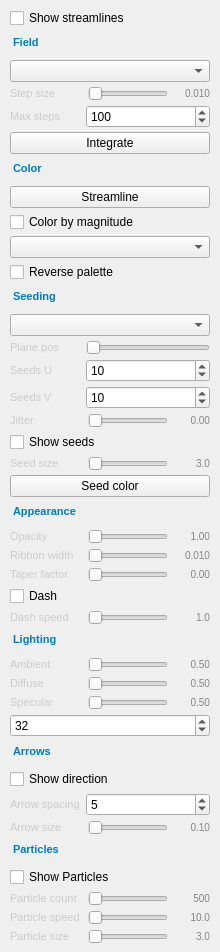
This is src/ui/streamlines_page.ui in thermeng/SciRender as Qt 5 draws it before an edit. The edited form follows.
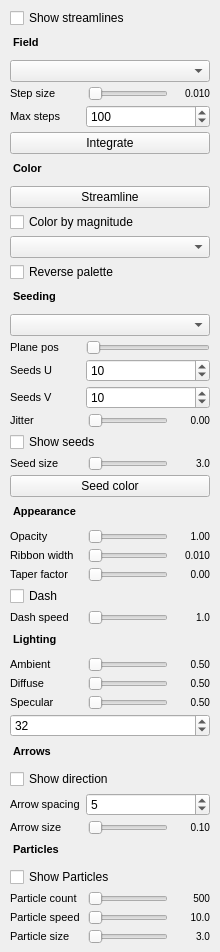
This is the edited form.

Commit message: Strip hardcoded dark-theme colors from .ui files for light/dark palette support

Patch:
```diff
--- a/src/ui/streamlines_page.ui
+++ b/src/ui/streamlines_page.ui
@@ -39,7 +39,7 @@
       <string>Field</string>
      </property>
      <property name="styleSheet">
-      <string notr="true">font-size: 11px; font-weight: bold; color: #007acc; padding: 4px 0 6px 0; border-bottom: 1px solid #3c3c3c;</string>
+      <string notr="true">font-size: 11px; font-weight: bold;  padding: 4px 0 6px 0; border-bottom: 1px solid #3c3c3c;</string>
      </property>
     </widget>
    </item>
@@ -59,7 +59,7 @@
         <property name="text"><string>Step size</string></property>
         <property name="minimumSize"><size><width>72</width><height>0</height></size></property>
         <property name="maximumSize"><size><width>72</width><height>16777215</height></size></property>
-        <property name="styleSheet"><string notr="true">font-size: 11px; color: #cccccc;</string></property>
+        <property name="styleSheet"><string notr="true">font-size: 11px; </string></property>
         <property name="alignment"><set>Qt::AlignLeft|Qt::AlignVCenter</set></property>
        </widget>
       </item>
@@ -73,7 +73,7 @@
         <property name="text"><string>0.010</string></property>
         <property name="minimumSize"><size><width>36</width><height>0</height></size></property>
         <property name="maximumSize"><size><width>36</width><height>16777215</height></size></property>
-        <property name="styleSheet"><string notr="true">font-size: 10px; color: #858585;</string></property>
+        <property name="styleSheet"><string notr="true">font-size: 10px; </string></property>
         <property name="alignment"><set>Qt::AlignRight|Qt::AlignVCenter</set></property>
        </widget>
       </item>
@@ -100,7 +100,7 @@
         </size>
        </property>
        <property name="styleSheet">
-        <string notr="true">font-size: 11px; color: #cccccc;</string>
+        <string notr="true">font-size: 11px; </string>
        </property>
        <property name="alignment">
         <set>Qt::AlignLeft|Qt::AlignVCenter</set>
@@ -138,7 +138,7 @@
       <string>Color</string>
      </property>
      <property name="styleSheet">
-      <string notr="true">font-size: 11px; font-weight: bold; color: #007acc; padding: 4px 0 6px 0; border-bottom: 1px solid #3c3c3c;</string>
+      <string notr="true">font-size: 11px; font-weight: bold;  padding: 4px 0 6px 0; border-bottom: 1px solid #3c3c3c;</string>
      </property>
     </widget>
    </item>
@@ -175,7 +175,7 @@
       <string>Seeding</string>
      </property>
      <property name="styleSheet">
-      <string notr="true">font-size: 11px; font-weight: bold; color: #007acc; padding: 4px 0 6px 0; border-bottom: 1px solid #3c3c3c;</string>
+      <string notr="true">font-size: 11px; font-weight: bold;  padding: 4px 0 6px 0; border-bottom: 1px solid #3c3c3c;</string>
      </property>
     </widget>
    </item>
@@ -202,7 +202,7 @@
         </size>
        </property>
        <property name="styleSheet">
-        <string notr="true">font-size: 11px; color: #cccccc;</string>
+        <string notr="true">font-size: 11px; </string>
        </property>
        <property name="alignment">
         <set>Qt::AlignLeft|Qt::AlignVCenter</set>
@@ -247,7 +247,7 @@
         </size>
        </property>
        <property name="styleSheet">
-        <string notr="true">font-size: 11px; color: #cccccc;</string>
+        <string notr="true">font-size: 11px; </string>
        </property>
        <property name="alignment">
         <set>Qt::AlignLeft|Qt::AlignVCenter</set>
@@ -289,7 +289,7 @@
         </size>
        </property>
        <property name="styleSheet">
-        <string notr="true">font-size: 11px; color: #cccccc;</string>
+        <string notr="true">font-size: 11px; </string>
        </property>
        <property name="alignment">
         <set>Qt::AlignLeft|Qt::AlignVCenter</set>
@@ -324,7 +324,7 @@
         <property name="text"><string>Jitter</string></property>
         <property name="minimumSize"><size><width>72</width><height>0</height></size></property>
         <property name="maximumSize"><size><width>72</width><height>16777215</height></size></property>
-        <property name="styleSheet"><string notr="true">font-size: 11px; color: #cccccc;</string></property>
+        <property name="styleSheet"><string notr="true">font-size: 11px; </string></property>
         <property name="alignment"><set>Qt::AlignLeft|Qt::AlignVCenter</set></property>
        </widget>
       </item>
@@ -338,7 +338,7 @@
         <property name="text"><string>0.00</string></property>
         <property name="minimumSize"><size><width>36</width><height>0</height></size></property>
         <property name="maximumSize"><size><width>36</width><height>16777215</height></size></property>
-        <property name="styleSheet"><string notr="true">font-size: 10px; color: #858585;</string></property>
+        <property name="styleSheet"><string notr="true">font-size: 10px; </string></property>
         <property name="alignment"><set>Qt::AlignRight|Qt::AlignVCenter</set></property>
        </widget>
       </item>
@@ -365,7 +365,7 @@
         <property name="text"><string>Seed size</string></property>
         <property name="minimumSize"><size><width>72</width><height>0</height></size></property>
         <property name="maximumSize"><size><width>72</width><height>16777215</height></size></property>
-        <property name="styleSheet"><string notr="true">font-size: 11px; color: #cccccc;</string></property>
+        <property name="styleSheet"><string notr="true">font-size: 11px; </string></property>
         <property name="alignment"><set>Qt::AlignLeft|Qt::AlignVCenter</set></property>
        </widget>
       </item>
@@ -379,7 +379,7 @@
         <property name="text"><string>3.0</string></property>
         <property name="minimumSize"><size><width>36</width><height>0</height></size></property>
         <property name="maximumSize"><size><width>36</width><height>16777215</height></size></property>
-        <property name="styleSheet"><string notr="true">font-size: 10px; color: #858585;</string></property>
+        <property name="styleSheet"><string notr="true">font-size: 10px; </string></property>
         <property name="alignment"><set>Qt::AlignRight|Qt::AlignVCenter</set></property>
        </widget>
       </item>
@@ -402,7 +402,7 @@
       <string>Appearance</string>
      </property>
      <property name="styleSheet">
-      <string notr="true">font-size: 11px; font-weight: bold; color: #007acc; padding: 4px 0 6px 0; border-bottom: 1px solid #3c3c3c;</string>
+      <string notr="true">font-size: 11px; font-weight: bold;  padding: 4px 0 6px 0; border-bottom: 1px solid #3c3c3c;</string>
      </property>
     </widget>
    </item>
@@ -419,7 +419,7 @@
         <property name="text"><string>Opacity</string></property>
         <property name="minimumSize"><size><width>72</width><height>0</height></size></property>
         <property name="maximumSize"><size><width>72</width><height>16777215</height></size></property>
-        <property name="styleSheet"><string notr="true">font-size: 11px; color: #cccccc;</string></property>
+        <property name="styleSheet"><string notr="true">font-size: 11px; </string></property>
         <property name="alignment"><set>Qt::AlignLeft|Qt::AlignVCenter</set></property>
        </widget>
       </item>
@@ -433,7 +433,7 @@
         <property name="text"><string>1.00</string></property>
         <property name="minimumSize"><size><width>36</width><height>0</height></size></property>
         <property name="maximumSize"><size><width>36</width><height>16777215</height></size></property>
-        <property name="styleSheet"><string notr="true">font-size: 10px; color: #858585;</string></property>
+        <property name="styleSheet"><string notr="true">font-size: 10px; </string></property>
         <property name="alignment"><set>Qt::AlignRight|Qt::AlignVCenter</set></property>
        </widget>
       </item>
@@ -453,7 +453,7 @@
         <property name="text"><string>Ribbon width</string></property>
         <property name="minimumSize"><size><width>72</width><height>0</height></size></property>
         <property name="maximumSize"><size><width>72</width><height>16777215</height></size></property>
-        <property name="styleSheet"><string notr="true">font-size: 11px; color: #cccccc;</string></property>
+        <property name="styleSheet"><string notr="true">font-size: 11px; </string></property>
         <property name="alignment"><set>Qt::AlignLeft|Qt::AlignVCenter</set></property>
        </widget>
       </item>
@@ -467,7 +467,7 @@
         <property name="text"><string>0.010</string></property>
         <property name="minimumSize"><size><width>36</width><height>0</height></size></property>
         <property name="maximumSize"><size><width>36</width><height>16777215</height></size></property>
-        <property name="styleSheet"><string notr="true">font-size: 10px; color: #858585;</string></property>
+        <property name="styleSheet"><string notr="true">font-size: 10px; </string></property>
         <property name="alignment"><set>Qt::AlignRight|Qt::AlignVCenter</set></property>
        </widget>
       </item>
@@ -487,7 +487,7 @@
         <property name="text"><string>Taper factor</string></property>
         <property name="minimumSize"><size><width>72</width><height>0</height></size></property>
         <property name="maximumSize"><size><width>72</width><height>16777215</height></size></property>
-        <property name="styleSheet"><string notr="true">font-size: 11px; color: #cccccc;</string></property>
+        <property name="styleSheet"><string notr="true">font-size: 11px; </string></property>
         <property name="alignment"><set>Qt::AlignLeft|Qt::AlignVCenter</set></property>
        </widget>
       </item>
@@ -501,7 +501,7 @@
         <property name="text"><string>0.00</string></property>
         <property name="minimumSize"><size><width>36</width><height>0</height></size></property>
         <property name="maximumSize"><size><width>36</width><height>16777215</height></size></property>
-        <property name="styleSheet"><string notr="true">font-size: 10px; color: #858585;</string></property>
+        <property name="styleSheet"><string notr="true">font-size: 10px; </string></property>
         <property name="alignment"><set>Qt::AlignRight|Qt::AlignVCenter</set></property>
        </widget>
       </item>
@@ -528,7 +528,7 @@
         <property name="text"><string>Dash speed</string></property>
         <property name="minimumSize"><size><width>72</width><height>0</height></size></property>
         <property name="maximumSize"><size><width>72</width><height>16777215</height></size></property>
-        <property name="styleSheet"><string notr="true">font-size: 11px; color: #cccccc;</string></property>
+        <property name="styleSheet"><string notr="true">font-size: 11px; </string></property>
         <property name="alignment"><set>Qt::AlignLeft|Qt::AlignVCenter</set></property>
        </widget>
       </item>
@@ -542,7 +542,7 @@
         <property name="text"><string>1.0</string></property>
         <property name="minimumSize"><size><width>36</width><height>0</height></size></property>
         <property name="maximumSize"><size><width>36</width><height>16777215</height></size></property>
-        <property name="styleSheet"><string notr="true">font-size: 10px; color: #858585;</string></property>
+        <property name="styleSheet"><string notr="true">font-size: 10px; </string></property>
         <property name="alignment"><set>Qt::AlignRight|Qt::AlignVCenter</set></property>
        </widget>
       </item>
@@ -555,7 +555,7 @@
       <string>Lighting</string>
      </property>
      <property name="styleSheet">
-      <string notr="true">font-size: 11px; font-weight: bold; color: #007acc; padding: 4px 0 6px 0; border-bottom: 1px solid #3c3c3c;</string>
+      <string notr="true">font-size: 11px; font-weight: bold;  padding: 4px 0 6px 0; border-bottom: 1px solid #3c3c3c;</string>
      </property>
     </widget>
    </item>
@@ -572,7 +572,7 @@
         <property name="text"><string>Ambient</string></property>
         <property name="minimumSize"><size><width>72</width><height>0</height></size></property>
         <property name="maximumSize"><size><width>72</width><height>16777215</height></size></property>
-        <property name="styleSheet"><string notr="true">font-size: 11px; color: #cccccc;</string></property>
+        <property name="styleSheet"><string notr="true">font-size: 11px; </string></property>
         <property name="alignment"><set>Qt::AlignLeft|Qt::AlignVCenter</set></property>
        </widget>
       </item>
@@ -586,7 +586,7 @@
         <property name="text"><string>0.50</string></property>
         <property name="minimumSize"><size><width>36</width><height>0</height></size></property>
         <property name="maximumSize"><size><width>36</width><height>16777215</height></size></property>
-        <property name="styleSheet"><string notr="true">font-size: 10px; color: #858585;</string></property>
+        <property name="styleSheet"><string notr="true">font-size: 10px; </string></property>
         <property name="alignment"><set>Qt::AlignRight|Qt::AlignVCenter</set></property>
        </widget>
       </item>
@@ -606,7 +606,7 @@
         <property name="text"><string>Diffuse</string></property>
         <property name="minimumSize"><size><width>72</width><height>0</height></size></property>
         <property name="maximumSize"><size><width>72</width><height>16777215</height></size></property>
-        <property name="styleSheet"><string notr="true">font-size: 11px; color: #cccccc;</string></property>
+        <property name="styleSheet"><string notr="true">font-size: 11px; </string></property>
         <property name="alignment"><set>Qt::AlignLeft|Qt::AlignVCenter</set></property>
        </widget>
       </item>
@@ -620,7 +620,7 @@
         <property name="text"><string>0.50</string></property>
         <property name="minimumSize"><size><width>36</width><height>0</height></size></property>
         <property name="maximumSize"><size><width>36</width><height>16777215</height></size></property>
-        <property name="styleSheet"><string notr="true">font-size: 10px; color: #858585;</string></property>
+        <property name="styleSheet"><string notr="true">font-size: 10px; </string></property>
         <property name="alignment"><set>Qt::AlignRight|Qt::AlignVCenter</set></property>
        </widget>
       </item>
@@ -640,7 +640,7 @@
         <property name="text"><string>Specular</string></property>
         <property name="minimumSize"><size><width>72</width><height>0</height></size></property>
         <property name="maximumSize"><size><width>72</width><height>16777215</height></size></property>
-        <property name="styleSheet"><string notr="true">font-size: 11px; color: #cccccc;</string></property>
+        <property name="styleSheet"><string notr="true">font-size: 11px; </string></property>
         <property name="alignment"><set>Qt::AlignLeft|Qt::AlignVCenter</set></property>
        </widget>
       </item>
@@ -654,7 +654,7 @@
         <property name="text"><string>0.50</string></property>
         <property name="minimumSize"><size><width>36</width><height>0</height></size></property>
         <property name="maximumSize"><size><width>36</width><height>16777215</height></size></property>
-        <property name="styleSheet"><string notr="true">font-size: 10px; color: #858585;</string></property>
+        <property name="styleSheet"><string notr="true">font-size: 10px; </string></property>
         <property name="alignment"><set>Qt::AlignRight|Qt::AlignVCenter</set></property>
        </widget>
       </item>
@@ -680,7 +680,7 @@
       <string>Arrows</string>
      </property>
      <property name="styleSheet">
-      <string notr="true">font-size: 11px; font-weight: bold; color: #007acc; padding: 4px 0 6px 0; border-bottom: 1px solid #3c3c3c;</string>
+      <string notr="true">font-size: 11px; font-weight: bold;  padding: 4px 0 6px 0; border-bottom: 1px solid #3c3c3c;</string>
      </property>
     </widget>
    </item>
@@ -711,7 +711,7 @@
         </size>
        </property>
        <property name="styleSheet">
-        <string notr="true">font-size: 11px; color: #cccccc;</string>
+        <string notr="true">font-size: 11px; </string>
        </property>
        <property name="alignment">
         <set>Qt::AlignLeft|Qt::AlignVCenter</set>
@@ -746,7 +746,7 @@
         <property name="text"><string>Arrow size</string></property>
         <property name="minimumSize"><size><width>72</width><height>0</height></size></property>
         <property name="maximumSize"><size><width>72</width><height>16777215</height></size></property>
-        <property name="styleSheet"><string notr="true">font-size: 11px; color: #cccccc;</string></property>
+        <property name="styleSheet"><string notr="true">font-size: 11px; </string></property>
         <property name="alignment"><set>Qt::AlignLeft|Qt::AlignVCenter</set></property>
        </widget>
       </item>
@@ -760,7 +760,7 @@
         <property name="text"><string>0.10</string></property>
         <property name="minimumSize"><size><width>36</width><height>0</height></size></property>
         <property name="maximumSize"><size><width>36</width><height>16777215</height></size></property>
-        <property name="styleSheet"><string notr="true">font-size: 10px; color: #858585;</string></property>
+        <property name="styleSheet"><string notr="true">font-size: 10px; </string></property>
         <property name="alignment"><set>Qt::AlignRight|Qt::AlignVCenter</set></property>
        </widget>
       </item>
@@ -773,7 +773,7 @@
       <string>Particles</string>
      </property>
      <property name="styleSheet">
-      <string notr="true">font-size: 11px; font-weight: bold; color: #007acc; padding: 4px 0 6px 0; border-bottom: 1px solid #3c3c3c;</string>
+      <string notr="true">font-size: 11px; font-weight: bold;  padding: 4px 0 6px 0; border-bottom: 1px solid #3c3c3c;</string>
      </property>
     </widget>
    </item>
@@ -797,7 +797,7 @@
         <property name="text"><string>Particle count</string></property>
         <property name="minimumSize"><size><width>72</width><height>0</height></size></property>
         <property name="maximumSize"><size><width>72</width><height>16777215</height></size></property>
-        <property name="styleSheet"><string notr="true">font-size: 11px; color: #cccccc;</string></property>
+        <property name="styleSheet"><string notr="true">font-size: 11px; </string></property>
         <property name="alignment"><set>Qt::AlignLeft|Qt::AlignVCenter</set></property>
        </widget>
       </item>
@@ -811,7 +811,7 @@
         <property name="text"><string>500</string></property>
         <property name="minimumSize"><size><width>36</width><height>0</height></size></property>
         <property name="maximumSize"><size><width>36</width><height>16777215</height></size></property>
-        <property name="styleSheet"><string notr="true">font-size: 10px; color: #858585;</string></property>
+        <property name="styleSheet"><string notr="true">font-size: 10px; </string></property>
         <property name="alignment"><set>Qt::AlignRight|Qt::AlignVCenter</set></property>
        </widget>
       </item>
@@ -831,7 +831,7 @@
         <property name="text"><string>Particle speed</string></property>
         <property name="minimumSize"><size><width>72</width><height>0</height></size></property>
         <property name="maximumSize"><size><width>72</width><height>16777215</height></size></property>
-        <property name="styleSheet"><string notr="true">font-size: 11px; color: #cccccc;</string></property>
+        <property name="styleSheet"><string notr="true">font-size: 11px; </string></property>
         <property name="alignment"><set>Qt::AlignLeft|Qt::AlignVCenter</set></property>
        </widget>
       </item>
@@ -845,7 +845,7 @@
         <property name="text"><string>10.0</string></property>
         <property name="minimumSize"><size><width>36</width><height>0</height></size></property>
         <property name="maximumSize"><size><width>36</width><height>16777215</height></size></property>
-        <property name="styleSheet"><string notr="true">font-size: 10px; color: #858585;</string></property>
+        <property name="styleSheet"><string notr="true">font-size: 10px; </string></property>
         <property name="alignment"><set>Qt::AlignRight|Qt::AlignVCenter</set></property>
        </widget>
       </item>
@@ -865,7 +865,7 @@
         <property name="text"><string>Particle size</string></property>
         <property name="minimumSize"><size><width>72</width><height>0</height></size></property>
         <property name="maximumSize"><size><width>72</width><height>16777215</height></size></property>
-        <property name="styleSheet"><string notr="true">font-size: 11px; color: #cccccc;</string></property>
+        <property name="styleSheet"><string notr="true">font-size: 11px; </string></property>
         <property name="alignment"><set>Qt::AlignLeft|Qt::AlignVCenter</set></property>
        </widget>
       </item>
@@ -879,7 +879,7 @@
         <property name="text"><string>3.0</string></property>
         <property name="minimumSize"><size><width>36</width><height>0</height></size></property>
         <property name="maximumSize"><size><width>36</width><height>16777215</height></size></property>
-        <property name="styleSheet"><string notr="true">font-size: 10px; color: #858585;</string></property>
+        <property name="styleSheet"><string notr="true">font-size: 10px; </string></property>
         <property name="alignment"><set>Qt::AlignRight|Qt::AlignVCenter</set></property>
        </widget>
       </item>
```
The commit also changes 7 other files.
